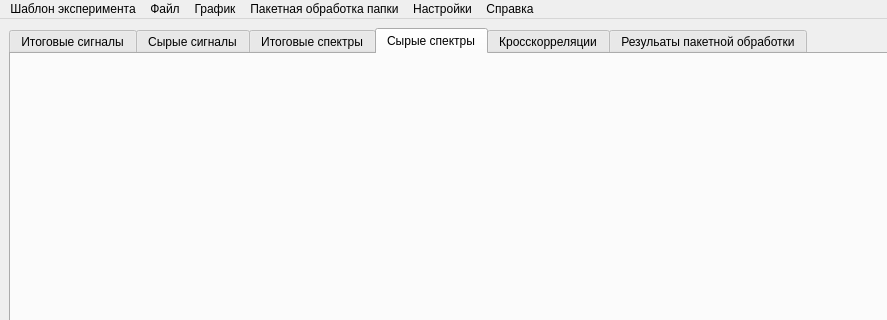
First picture: the form in ui/mainwindow.ui, repository Asmedyanov/SignalViewer_GunTeam, before the edit; both pictures show x 0 to 887 and y 0 to 320 of the 1001 by 600 pixel window.
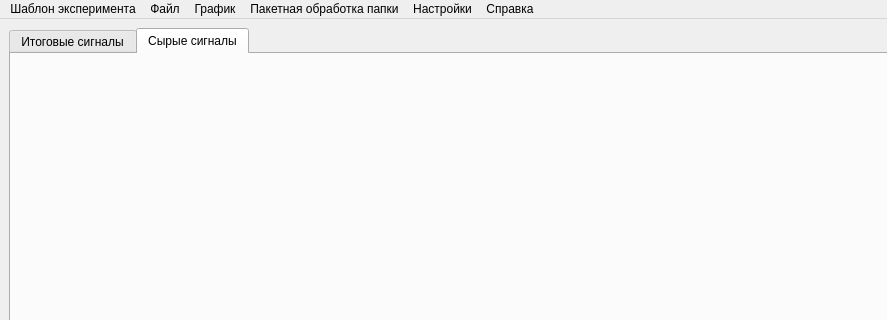
Second picture: the form after the edit. The open tabs and pages were chosen to show the change. Icons and pictures are not drawn.

What changed in the file:
```diff
--- a/ui/mainwindow.ui
+++ b/ui/mainwindow.ui
@@ -34,29 +34,6 @@
          </attribute>
          <layout class="QHBoxLayout" name="horizontalLayout_3"/>
         </widget>
-        <widget class="QWidget" name="tab_3">
-         <attribute name="title">
-          <string>Итоговые спектры</string>
-         </attribute>
-        </widget>
-        <widget class="QWidget" name="tab_4">
-         <attribute name="title">
-          <string>Сырые спектры</string>
-         </attribute>
-         <layout class="QHBoxLayout" name="horizontalLayout_5"/>
-        </widget>
-        <widget class="QWidget" name="tab_6">
-         <attribute name="title">
-          <string>Кросскорреляции</string>
-         </attribute>
-         <layout class="QHBoxLayout" name="horizontalLayout_6"/>
-        </widget>
-        <widget class="QWidget" name="tab_5">
-         <attribute name="title">
-          <string>Резульаты пакетной обработки</string>
-         </attribute>
-         <layout class="QVBoxLayout" name="verticalLayout_8"/>
-        </widget>
        </widget>
       </item>
      </layout>
```
Left out of the diff: 13 changed lines with no effect on the pictures.
